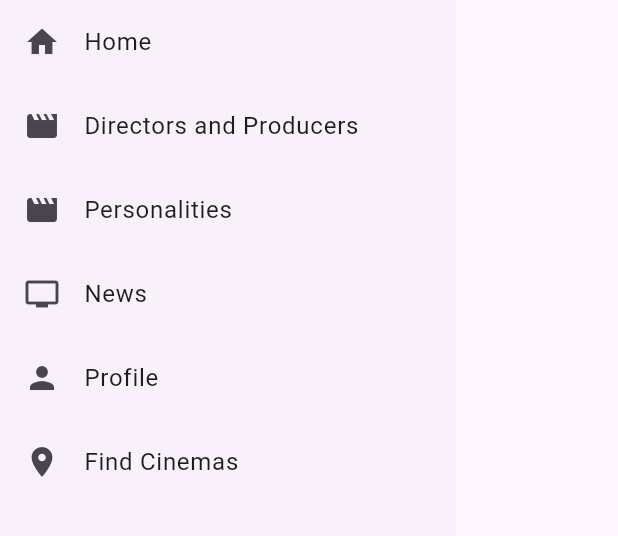
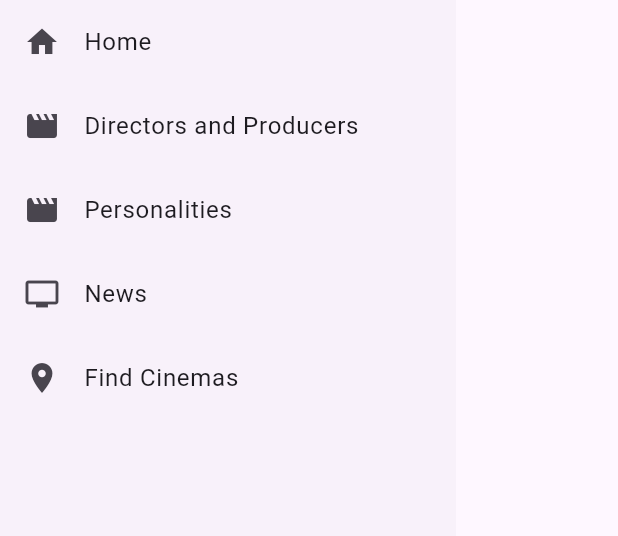
Before and after one commit to NurluhanKakpanAitu/flutter-movie, a Flutter app: the NavBar widget shown alone on an empty page, opened directly, on a phone screen of 412 x 824 dp, the part 300-836 px from its top. Run offline on Flutter 3.47's test engine with Material 3 defaults, Android fonts, the phone set to English and light mode, and no system bars; our stand-ins replace assets_audio_player, carousel_slider, video_player; network calls fail.

Commit message:
remove profile

```diff
--- a/lib/components/nav_bar.dart
+++ b/lib/components/nav_bar.dart
@@ -80,13 +80,6 @@ class NavBar extends StatelessWidget {
             },
           ),
           ListTile(
-            leading: const Icon(Icons.person),
-            title: const Text('Profile'),
-            onTap: () {
-              Navigator.pushNamed(context, '/profile');
-            },
-          ),
-          ListTile(
             leading: const Icon(Icons.location_on),
             title: const Text('Find Cinemas'),
             onTap: () {
```
